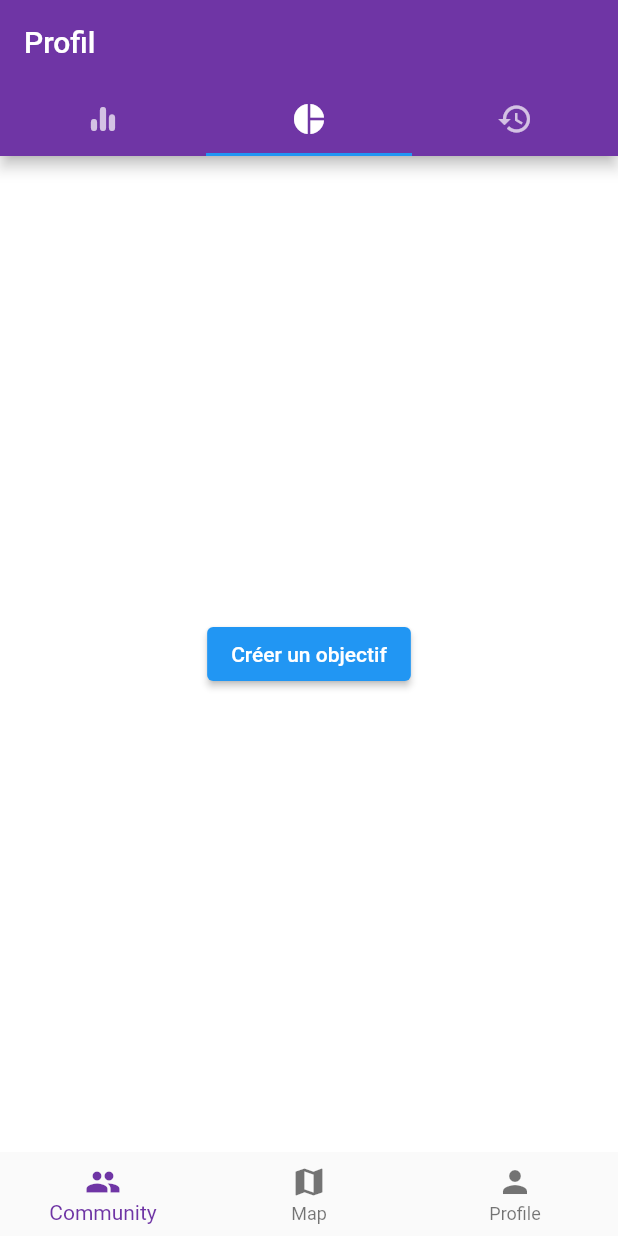
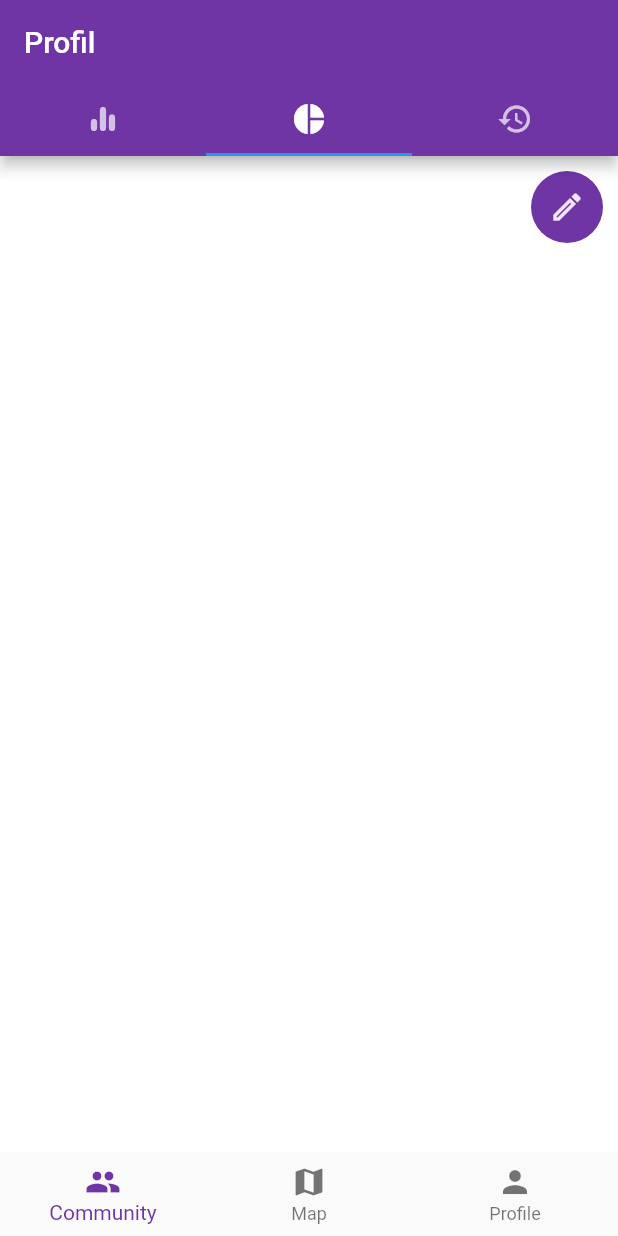
Before and after one commit to soni2261/Runex, a Flutter app: the Nav screen opened directly, tab 2 chosen, on a phone screen of 412 x 824 dp. Run offline on Flutter 3.47's test engine with Material 2 defaults, Android fonts, the light colour scheme and no system bars; our stand-ins replace flutter_svg, numberpicker.

Commit message:
modif icone creer objectifs

```diff
--- a/runex/lib/Screens/Profil/Onglets/Objectifs/objectifs.dart
+++ b/runex/lib/Screens/Profil/Onglets/Objectifs/objectifs.dart
@@ -1,5 +1,6 @@
 import 'package:flutter/material.dart';
 import 'package:runex/Screens/Profil/Onglets/Objectifs/Creation_Objectifs/CreerObjectif.dart';
+import 'package:runex/constants.dart';
 
 class Objectifs extends StatefulWidget {
   Objectifs({Key key}) : super(key: key);
@@ -11,16 +12,29 @@ class Objectifs extends StatefulWidget {
 class _ObjectifsState extends State<Objectifs> {
   @override
   Widget build(BuildContext context) {
-    return Center(
-      child: ElevatedButton(
+    return Column(children: [
+      Align(
+        alignment: Alignment.centerRight,
+        child: Padding(
+          padding: const EdgeInsets.all(10.0),
+          child: Ink(
+            decoration: const ShapeDecoration(
+              color: kPrimaryColor,
+              shape: CircleBorder(),
+            ),
+            child: IconButton(
+              icon: Icon(Icons.mode_outlined),
+              color: kPrimaryLightColor,
               onPressed: () {
                 Navigator.of(context).push(MaterialPageRoute(
                   //builder: (context) => CreerObjectif(),
                   builder: (context) => CreerObjectif(),
                 ));
               },
-        child: Text('Créer un objectif'),
             ),
-    );
+          ),
+        ),
+      ),
+    ]);
   }
 }
```
Lines whose indentation alone changed are shown as unchanged.
